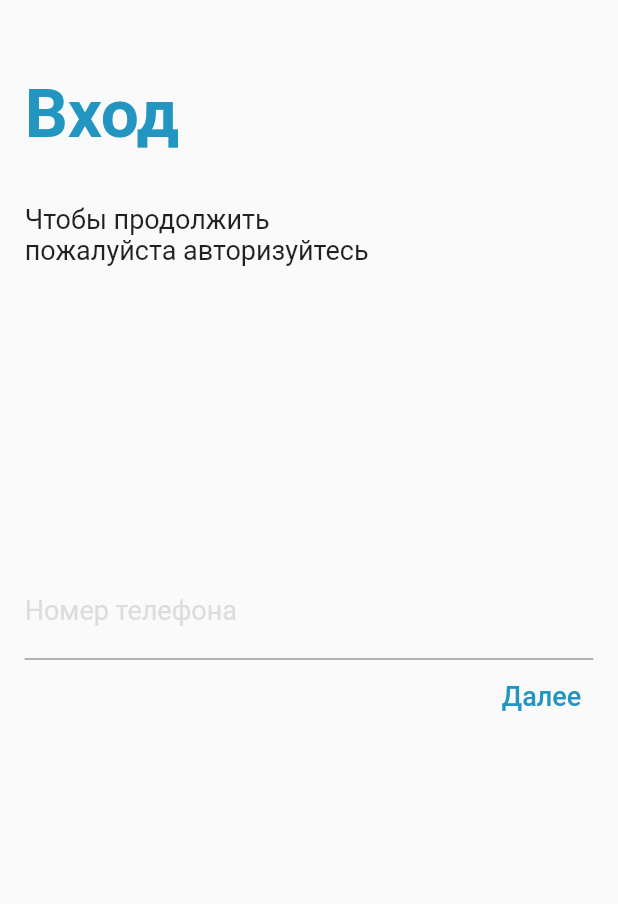
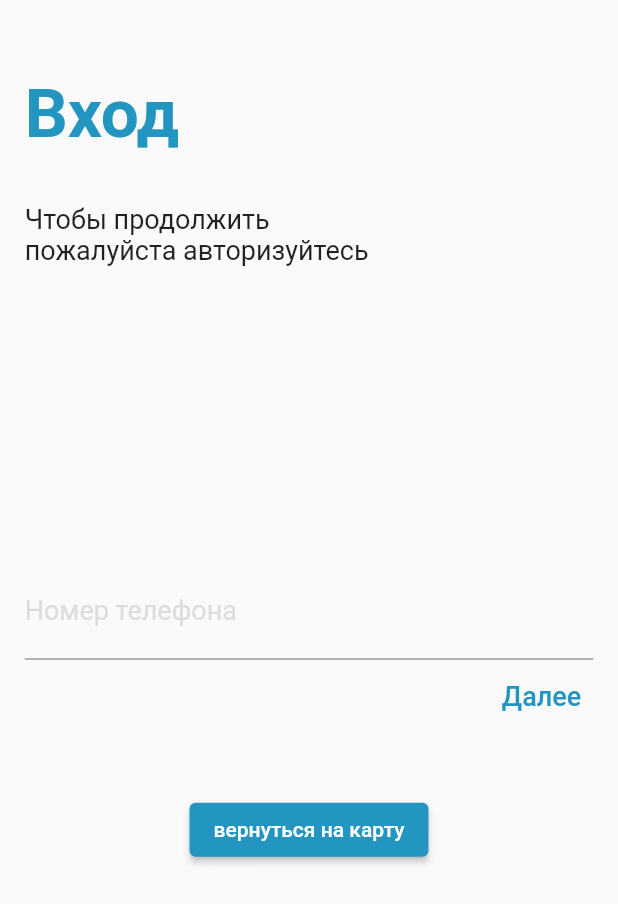
Before and after one commit to barganaev/GasApp, a Flutter app: the screen it shows after launch, in the side drawer, after a tap on "АГЗС", on a phone screen of 412 x 824 dp. Shown: the top 904 px of the screen. Run offline on Flutter 3.47's test engine with Material 2 defaults, Android fonts, the phone set to English and light mode, and no system bars; our stand-ins replace bloc, equatable, flutter_bloc, geolocator, google_maps_flutter, mask_text_input_formatter and 1 more.

```diff
--- a/lib/screens/login.dart
+++ b/lib/screens/login.dart
@@ -1,7 +1,11 @@
+import 'dart:math';
+
 import 'package:flutter/material.dart';
 import 'package:flutter/services.dart';
 import 'package:gasapp/screens/account_screen.dart';
 import 'package:gasapp/screens/verify_screen.dart';
+import 'package:gasapp/utils/constants.dart';
+import 'package:mask_text_input_formatter/mask_text_input_formatter.dart';
 
 class LogIn extends StatefulWidget {
   @override
@@ -13,6 +17,8 @@ class _LogInState extends State<LogIn> {
   double screenHeight;
 //  RegExp iinexp = new RegExp(r"^[0-9]{12}$"); //TODO REGEX VALIDATION FORM
   GlobalKey<FormState> _formKey = new GlobalKey<FormState>();
+  // var maskFormatter = new MaskTextInputFormatter(mask: '+7 (7**) ***-**-**', filter: { "*": RegExp(r'[0-9]')}, );
+  // var maskFormatter = new MaskTextInputFormatter(mask: '+7 (7**)*** ** **', filter: { "*": RegExp(r'[0-9]')}, );
   TextEditingController iinController = new TextEditingController();
   TextEditingController passwordController = new TextEditingController();
   final FocusNode _nodeText1 = FocusNode();
@@ -93,11 +99,13 @@ class _LogInState extends State<LogIn> {
                           child: Column(
                             children: <Widget>[
                               TextFormField(
+                                // inputFormatters: [maskFormatter],
                                 controller: iinController,
                                 autofocus: false,
                                 maxLines: 1,
                                 focusNode: _nodeText1,
                                 keyboardType: TextInputType.number,
+                                //keyboardType: TextInputType.phone,
                                 autocorrect: false,
                                 validator: (String inValue) {},
                                 onSaved: (String inValue) {},
@@ -148,6 +156,19 @@ class _LogInState extends State<LogIn> {
                                   ),
                                 ),
                               ),
+
+                              Padding(
+                                padding: EdgeInsets.only(top: screenSize(context).height * 0.05),
+                                child: ElevatedButton(
+                                  style: ButtonStyle(
+                                    backgroundColor: MaterialStateProperty.all<Color>(Color(0xFF2295C1)),
+                                  ),
+                                    onPressed: (){
+                                      Navigator.pop(context);
+                                    },
+                                    child: Text('вернуться на карту')
+                                ),
+                              ),
                             ],
                           ),
                         ),
--- a/pubspec.yaml
+++ b/pubspec.yaml
@@ -12,6 +12,7 @@ dependencies:
   flutter:
     sdk: flutter
 
+  mask_text_input_formatter: ^1.2.1
   flutter_bloc: ^7.0.0
   equatable: ^2.0.0
   geolocator: ^7.0.1
```
Also changed, not shown: pubspec.lock.
